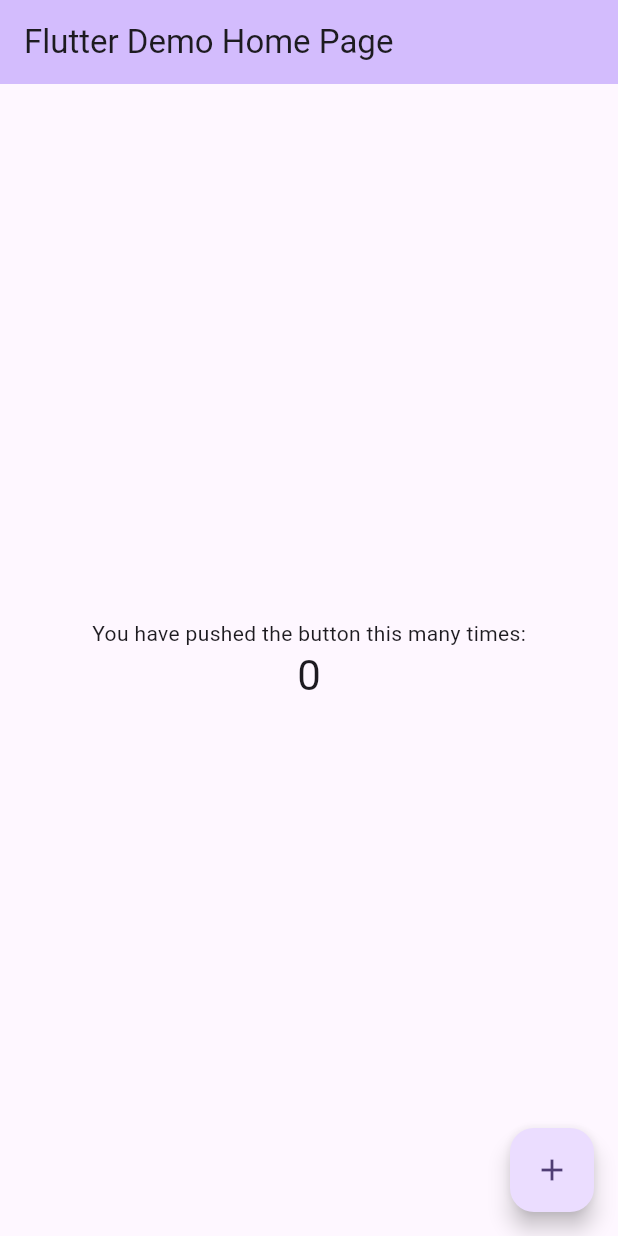
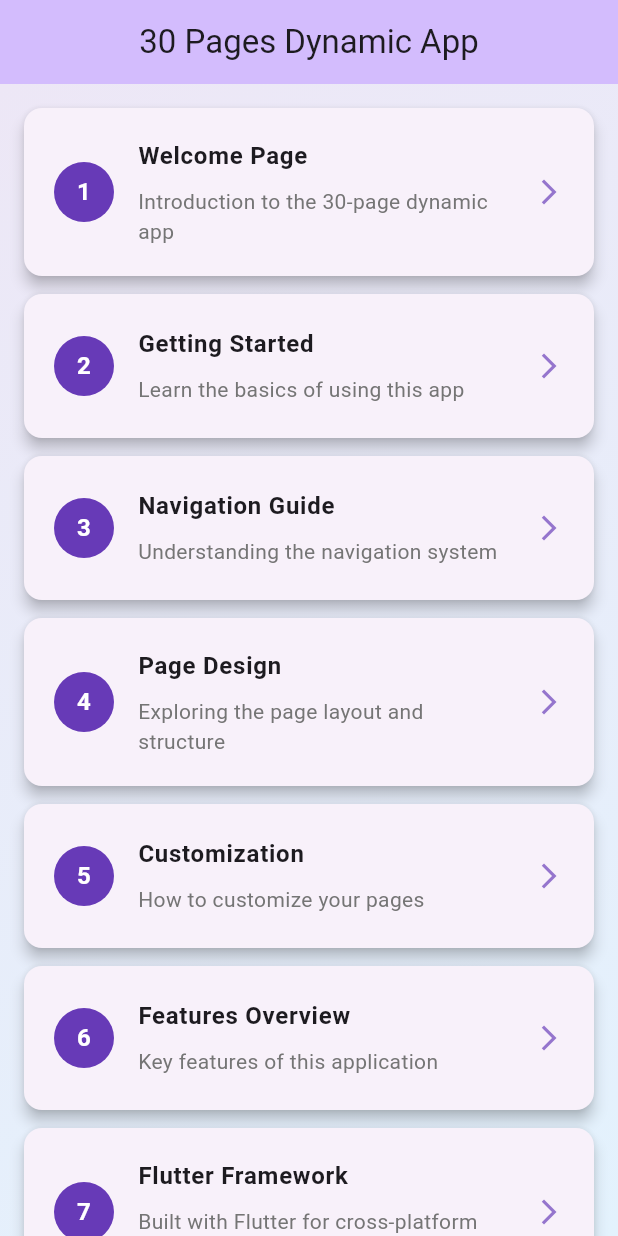
Before and after one commit to could-ai/019a6397-24fc-7aa0-8c0e-9e3da24c77ec, a Flutter app: the screen it shows after launch, on a phone screen of 412 x 824 dp. Run offline on Flutter 3.47's test engine with Material 3 defaults, Android fonts, the phone set to English and light mode, and no system bars.

Commit message:
Updated main.dart to fix black screen issue by importing and routing to HomeScreen. Set up proper MaterialApp configuration with theme and removed the default counter demo. Added both home parameter and '/' route to ensure proper rendering in all environments.; Created HomeScreen that serves as the main navigation hub. This screen displays a scrollable list of all 30 pages with attractive card-based UI, gradient background, numbered items, and smooth navigation to individual pages when tapped.; Created PageTemplate widget that serves as the dynamic template for all 30 pages. Features a beautiful gradient header with page number badge, title, description, scrollable content area in a card, and navigation buttons for previous/next page functionality.; Created prompts_data.dart file containing placeholder data for all 30 pages. Each page has a title, description, and detailed content. This data structure is designed to be easily replaced with actual prompts from the user's file once uploaded. The data covers various topics related to app development and Flutter.

```diff
--- /dev/null
+++ b/usr/lib/data/prompts_data.dart
@@ -0,0 +1,185 @@
+// This file contains the data for all 30 pages
+// Replace this placeholder data with your actual prompts from the uploaded file
+
+final List<Map<String, String>> promptsData = [
+  {
+    'title': 'Welcome Page',
+    'description': 'Introduction to the 30-page dynamic app',
+    'content':
+        'Welcome to this comprehensive 30-page application! This app is designed to showcase dynamic page generation and navigation. Each page can contain unique content, styling, and functionality. Navigate through the pages using the list on the home screen.'
+  },
+  {
+    'title': 'Getting Started',
+    'description': 'Learn the basics of using this app',
+    'content':
+        'This application demonstrates how to create a multi-page Flutter app with dynamic content. You can easily customize each page by modifying the data in the prompts_data.dart file. The app uses a template-based approach for consistency while allowing unique content for each page.'
+  },
+  {
+    'title': 'Navigation Guide',
+    'description': 'Understanding the navigation system',
+    'content':
+        'Navigation in this app is simple and intuitive. From the home screen, you can access any of the 30 pages by tapping on them. Each page has a back button to return to the home screen, and you can navigate sequentially using the Previous/Next buttons at the bottom of each page.'
+  },
+  {
+    'title': 'Page Design',
+    'description': 'Exploring the page layout and structure',
+    'content':
+        'Each page follows a consistent design pattern with a gradient header, page number badge, title, description, and content area. This creates a cohesive user experience while maintaining flexibility for different types of content. The design is responsive and works well on various screen sizes.'
+  },
+  {
+    'title': 'Customization',
+    'description': 'How to customize your pages',
+    'content':
+        'To customize pages, edit the promptsData list in lib/data/prompts_data.dart. Each entry requires a title, description, and content field. You can add as many pages as needed by adding more entries to the list. The app will automatically adjust to display all pages.'
+  },
+  {
+    'title': 'Features Overview',
+    'description': 'Key features of this application',
+    'content':
+        'This app includes several key features: dynamic page generation, smooth navigation, responsive design, beautiful UI with gradients and cards, sequential navigation with previous/next buttons, and an organized code structure that is easy to maintain and extend.'
+  },
+  {
+    'title': 'Flutter Framework',
+    'description': 'Built with Flutter for cross-platform compatibility',
+    'content':
+        'This application is built using Flutter, Google\'s UI toolkit for building natively compiled applications for mobile, web, and desktop from a single codebase. Flutter provides fast development, expressive UIs, and native performance across all platforms.'
+  },
+  {
+    'title': 'Material Design',
+    'description': 'Following Material Design principles',
+    'content':
+        'The app follows Material Design guidelines, providing a clean, modern interface with consistent styling, smooth animations, and intuitive interactions. Material Design ensures the app feels familiar to users while maintaining a unique visual identity.'
+  },
+  {
+    'title': 'Responsive Layout',
+    'description': 'Adapts to different screen sizes',
+    'content':
+        'The layout is fully responsive and adapts to different screen sizes and orientations. Whether you\'re using a phone, tablet, or desktop, the app provides an optimal viewing experience with properly scaled text, images, and spacing.'
+  },
+  {
+    'title': 'Code Organization',
+    'description': 'Clean and maintainable code structure',
+    'content':
+        'The code is organized into logical directories: lib/screens for UI pages, lib/data for data models, and lib/widgets for reusable components. This structure makes it easy to find and modify code, add new features, and maintain the application over time.'
+  },
+  {
+    'title': 'State Management',
+    'description': 'Managing app state efficiently',
+    'content':
+        'This app uses StatelessWidget for most components since the content is static. For dynamic content, you can easily integrate state management solutions like Provider, Riverpod, or BLoC. The current architecture supports easy integration of any state management approach.'
+  },
+  {
+    'title': 'Performance',
+    'description': 'Optimized for smooth performance',
+    'content':
+        'The app is optimized for performance with efficient widget builds, proper use of const constructors, and ListView.builder for rendering large lists. These optimizations ensure smooth scrolling and quick page transitions even with many pages.'
+  },
+  {
+    'title': 'Theming',
+    'description': 'Consistent visual styling throughout',
+    'content':
+        'The app uses Flutter\'s theming system to maintain consistent colors, typography, and styling across all pages. The theme can be easily modified in main.dart to change the entire app\'s appearance. Dark mode support can be added with minimal changes.'
+  },
+  {
+    'title': 'Navigation Patterns',
+    'description': 'Different ways to navigate the app',
+    'content':
+        'The app demonstrates multiple navigation patterns: list-based navigation from the home screen, push/pop navigation for page transitions, and sequential navigation with previous/next buttons. These patterns can be combined and customized for different use cases.'
+  },
+  {
+    'title': 'User Experience',
+    'description': 'Focused on providing great UX',
+    'content':
+        'Every aspect of the app is designed with user experience in mind. Clear visual hierarchy, readable typography, appropriate spacing, smooth transitions, and intuitive navigation all contribute to a pleasant and efficient user experience.'
+  },
+  {
+    'title': 'Scalability',
+    'description': 'Built to scale with your needs',
+    'content':
+        'The app architecture is designed to scale easily. You can add more pages, integrate APIs, add authentication, connect to databases, and expand functionality without major refactoring. The modular structure supports growth and evolution.'
+  },
+  {
+    'title': 'Testing',
+    'description': 'Importance of testing your app',
+    'content':
+        'While this example focuses on UI, production apps should include comprehensive testing: unit tests for business logic, widget tests for UI components, and integration tests for complete user flows. Flutter provides excellent testing tools and frameworks.'
+  },
+  {
+    'title': 'Accessibility',
+    'description': 'Making apps accessible to everyone',
+    'content':
+        'Accessibility is crucial for reaching all users. Flutter provides built-in support for screen readers, semantic labels, and adjustable text sizes. Consider adding these features to ensure your app is usable by people with disabilities.'
+  },
+  {
+    'title': 'Internationalization',
+    'description': 'Supporting multiple languages',
+    'content':
+        'For global reach, consider adding internationalization (i18n) support. Flutter makes it easy to add multiple language support, right-to-left text, and locale-specific formatting. This allows you to reach users worldwide in their native language.'
+  },
+  {
+    'title': 'Assets and Resources',
+    'description': 'Managing images, fonts, and files',
+    'content':
+        'Flutter apps can include various assets like images, fonts, and data files. These are declared in pubspec.yaml and accessed through the asset bundle. Proper asset management ensures fast loading and optimal app size.'
+  },
+  {
+    'title': 'Animations',
+    'description': 'Adding life to your UI',
+    'content':
+        'Flutter excels at animations. You can add implicit animations for simple effects or explicit animations for complex custom animations. Animations enhance user experience by providing visual feedback and making the app feel more polished and responsive.'
+  },
+  {
+    'title': 'Forms and Input',
+    'description': 'Handling user input effectively',
+    'content':
+        'For apps that require user input, Flutter provides comprehensive form widgets with validation, formatting, and error handling. The Form and TextFormField widgets make it easy to create robust input interfaces with excellent user feedback.'
+  },
+  {
+    'title': 'Data Persistence',
+    'description': 'Saving data locally',
+    'content':
+        'Apps often need to save data locally. Flutter supports various storage solutions: shared_preferences for simple key-value storage, SQLite for relational data, and file storage for documents. Choose the solution that fits your data needs.'
+  },
+  {
+    'title': 'API Integration',
+    'description': 'Connecting to backend services',
+    'content':
+        'Most modern apps connect to backend APIs. Flutter\'s http package makes it easy to make REST API calls. For more complex needs, consider packages like Dio for advanced features or GraphQL clients for GraphQL APIs.'
+  },
+  {
+    'title': 'Error Handling',
+    'description': 'Gracefully managing errors',
+    'content':
+        'Robust error handling is essential for production apps. Implement try-catch blocks, display user-friendly error messages, and log errors for debugging. Flutter provides FlutterError and ErrorWidget for handling errors gracefully.'
+  },
+  {
+    'title': 'Security',
+    'description': 'Keeping your app and users safe',
+    'content':
+        'Security is paramount in app development. Use HTTPS for network calls, securely store sensitive data with packages like flutter_secure_storage, validate user input, and follow security best practices for authentication and authorization.'
+  },
+  {
+    'title': 'Publishing',
+    'description': 'Deploying your app to stores',
+    'content':
+        'Once your app is ready, you can publish it to the Google Play Store and Apple App Store. Flutter makes this process straightforward with detailed documentation and tools. Prepare your app icons, screenshots, and store listings for launch.'
+  },
+  {
+    'title': 'Maintenance',
+    'description': 'Keeping your app updated',
+    'content':
+        'After launch, ongoing maintenance is important. Monitor crash reports, gather user feedback, fix bugs, add new features, and keep dependencies updated. Regular updates keep users engaged and ensure compatibility with new OS versions.'
+  },
+  {
+    'title': 'Community',
+    'description': 'Join the Flutter community',
+    'content':
+        'Flutter has a vibrant, helpful community. Join forums, attend meetups, contribute to open-source projects, and share your knowledge. The community provides invaluable support, packages, tutorials, and inspiration for your Flutter journey.'
+  },
+  {
+    'title': 'Next Steps',
+    'description': 'Continue your Flutter development journey',
+    'content':
+        'Congratulations on exploring this 30-page app! Continue learning by building your own projects, exploring advanced Flutter concepts, contributing to open source, and staying updated with the latest Flutter releases. The possibilities are endless!'
+  },
+];
--- a/usr/lib/main.dart
+++ b/usr/lib/main.dart
@@ -1,4 +1,5 @@
 import 'package:flutter/material.dart';
+import 'screens/home_screen.dart';
 
 void main() {
   runApp(const MyApp());
@@ -7,114 +8,19 @@ void main() {
 class MyApp extends StatelessWidget {
   const MyApp({super.key});
 
-  // This widget is the root of your application.
   @override
   Widget build(BuildContext context) {
     return MaterialApp(
-      title: 'Flutter Demo',
+      title: '30 Pages Dynamic App',
       debugShowCheckedModeBanner: false,
       theme: ThemeData(
-        // This is the theme of your application.
-        //
-        // TRY THIS: Try running your application with "flutter run". You'll see
-        // the application has a purple toolbar. Then, without quitting the app,
-        // try changing the seedColor in the colorScheme below to Colors.green
-        // and then invoke "hot reload" (save your changes or press the "hot
-        // reload" button in a Flutter-supported IDE, or press "r" if you used
-        // the command line to start the app).
-        //
-        // Notice that the counter didn't reset back to zero; the application
-        // state is not lost during the reload. To reset the state, use hot
-        // restart instead.
-        //
-        // This works for code too, not just values: Most code changes can be
-        // tested with just a hot reload.
         colorScheme: ColorScheme.fromSeed(seedColor: Colors.deepPurple),
+        useMaterial3: true,
       ),
-      home: const MyHomePage(title: 'Flutter Demo Home Page'),
+      home: const HomeScreen(),
+      routes: {
+        '/': (context) => const HomeScreen(),
+      },
     );
   }
 }
-
-class MyHomePage extends StatefulWidget {
-  const MyHomePage({super.key, required this.title});
-
-  // This widget is the home page of your application. It is stateful, meaning
-  // that it has a State object (defined below) that contains fields that affect
-  // how it looks.
-
-  // This class is the configuration for the state. It holds the values (in this
-  // case the title) provided by the parent (in this case the App widget) and
-  // used by the build method of the State. Fields in a Widget subclass are
-  // always marked "final".
-
-  final String title;
-
-  @override
-  State<MyHomePage> createState() => _MyHomePageState();
-}
-
-class _MyHomePageState extends State<MyHomePage> {
-  int _counter = 0;
-
-  void _incrementCounter() {
-    setState(() {
-      // This call to setState tells the Flutter framework that something has
-      // changed in this State, which causes it to rerun the build method below
-      // so that the display can reflect the updated values. If we changed
-      // _counter without calling setState(), then the build method would not be
-      // called again, and so nothing would appear to happen.
-      _counter++;
-    });
-  }
-
-  @override
-  Widget build(BuildContext context) {
-    // This method is rerun every time setState is called, for instance as done
-    // by the _incrementCounter method above.
-    //
-    // The Flutter framework has been optimized to make rerunning build methods
-    // fast, so that you can just rebuild anything that needs updating rather
-    // than having to individually change instances of widgets.
-    return Scaffold(
-      appBar: AppBar(
-        // TRY THIS: Try changing the color here to a specific color (to
-        // Colors.amber, perhaps?) and trigger a hot reload to see the AppBar
-        // change color while the other colors stay the same.
-        backgroundColor: Theme.of(context).colorScheme.inversePrimary,
-        // Here we take the value from the MyHomePage object that was created by
-        // the App.build method, and use it to set our appbar title.
-        title: Text(widget.title),
-      ),
-      body: Center(
-        // Center is a layout widget. It takes a single child and positions it
-        // in the middle of the parent.
-        child: Column(
-          // Column is also a layout widget. It takes a list of children and
-          // arranges them vertically. By default, it sizes itself to fit its
-          // children horizontally, and tries to be as tall as its parent.
-          //
-          // Column has various properties to control how it sizes itself and
-          // how it positions its children. Here we use mainAxisAlignment to
-          // center the children vertically; the main axis here is the vertical
-          // axis because Columns are vertical (the cross axis would be
-          // horizontal).
-          //
-          // TRY THIS: Invoke "debug painting" (choose the "Toggle Debug Paint"
-          // action in the IDE, or press "p" in the console), to see the
-          // wireframe for each widget.
-          mainAxisAlignment: MainAxisAlignment.center,
-          children: <Widget>[
-            const Text('You have pushed the button this many times:'),
-            Text('$_counter', style: Theme.of(context).textTheme.headlineMedium),
-          ],
-        ),
-      ),
-      floatingActionButton: FloatingActionButton(
-        onPressed: _incrementCounter,
-        tooltip: 'Increment',
-        child: const Icon(Icons.add),
-      ), // This trailing comma makes auto-formatting nicer for build methods.
-    );
-  }
-}
--- /dev/null
+++ b/usr/lib/screens/home_screen.dart
@@ -0,0 +1,96 @@
+import 'package:flutter/material.dart';
+import 'page_template.dart';
+import '../data/prompts_data.dart';
+
+class HomeScreen extends StatelessWidget {
+  const HomeScreen({super.key});
+
+  @override
+  Widget build(BuildContext context) {
+    return Scaffold(
+      appBar: AppBar(
+        title: const Text('30 Pages Dynamic App'),
+        backgroundColor: Theme.of(context).colorScheme.inversePrimary,
+        centerTitle: true,
+      ),
+      body: Container(
+        decoration: BoxDecoration(
+          gradient: LinearGradient(
+            begin: Alignment.topLeft,
+            end: Alignment.bottomRight,
+            colors: [
+              Colors.deepPurple.shade50,
+              Colors.blue.shade50,
+            ],
+          ),
+        ),
+        child: ListView.builder(
+          padding: const EdgeInsets.all(16),
+          itemCount: promptsData.length,
+          itemBuilder: (context, index) {
+            final prompt = promptsData[index];
+            return Card(
+              elevation: 4,
+              margin: const EdgeInsets.only(bottom: 12),
+              shape: RoundedRectangleBorder(
+                borderRadius: BorderRadius.circular(12),
+              ),
+              child: ListTile(
+                contentPadding: const EdgeInsets.symmetric(
+                  horizontal: 20,
+                  vertical: 12,
+                ),
+                leading: CircleAvatar(
+                  backgroundColor: Colors.deepPurple,
+                  child: Text(
+                    '${index + 1}',
+                    style: const TextStyle(
+                      color: Colors.white,
+                      fontWeight: FontWeight.bold,
+                    ),
+                  ),
+                ),
+                title: Text(
+                  prompt['title'] as String,
+                  style: const TextStyle(
+                    fontWeight: FontWeight.bold,
+                    fontSize: 16,
+                  ),
+                ),
+                subtitle: Padding(
+                  padding: const EdgeInsets.only(top: 8.0),
+                  child: Text(
+                    prompt['description'] as String,
+                    maxLines: 2,
+                    overflow: TextOverflow.ellipsis,
+                    style: TextStyle(
+                      color: Colors.grey.shade600,
+                    ),
+                  ),
+                ),
+                trailing: Icon(
+                  Icons.arrow_forward_ios,
+                  color: Colors.deepPurple.shade300,
+                  size: 20,
+                ),
+                onTap: () {
+                  Navigator.push(
+                    context,
+                    MaterialPageRoute(
+                      builder: (context) => PageTemplate(
+                        pageNumber: index + 1,
+                        title: prompt['title'] as String,
+                        description: prompt['description'] as String,
+                        content: prompt['content'] as String,
+                      ),
+                    ),
+                  );
+                },
+              ),
+            );
+          },
+        ),
+      ),
+    );
+  }
+}
```
Also changed, not shown: usr/lib/screens/page_template.dart (added, +156 -0 lines).
